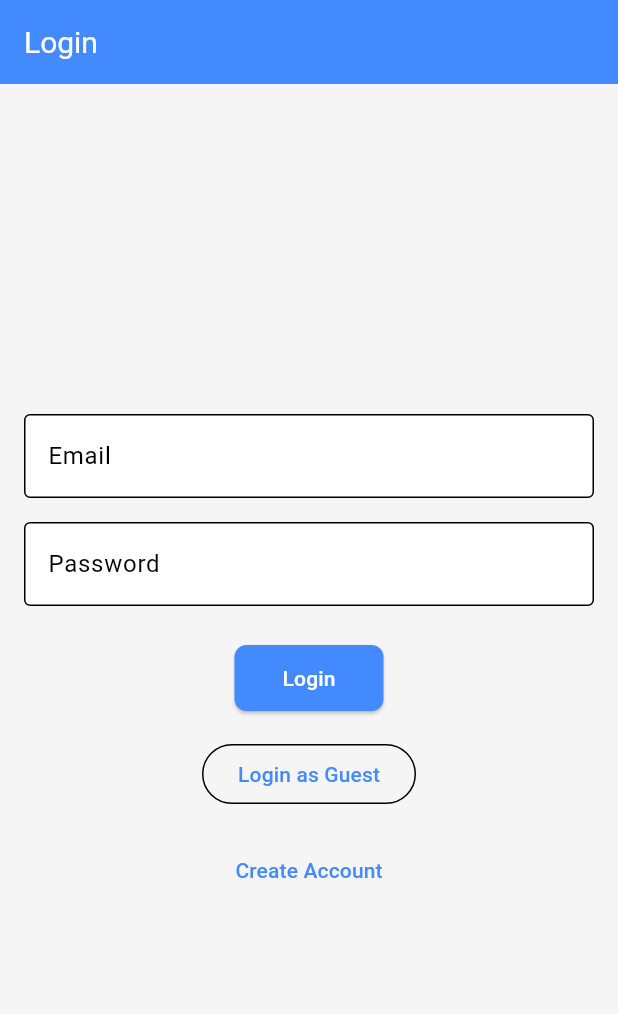
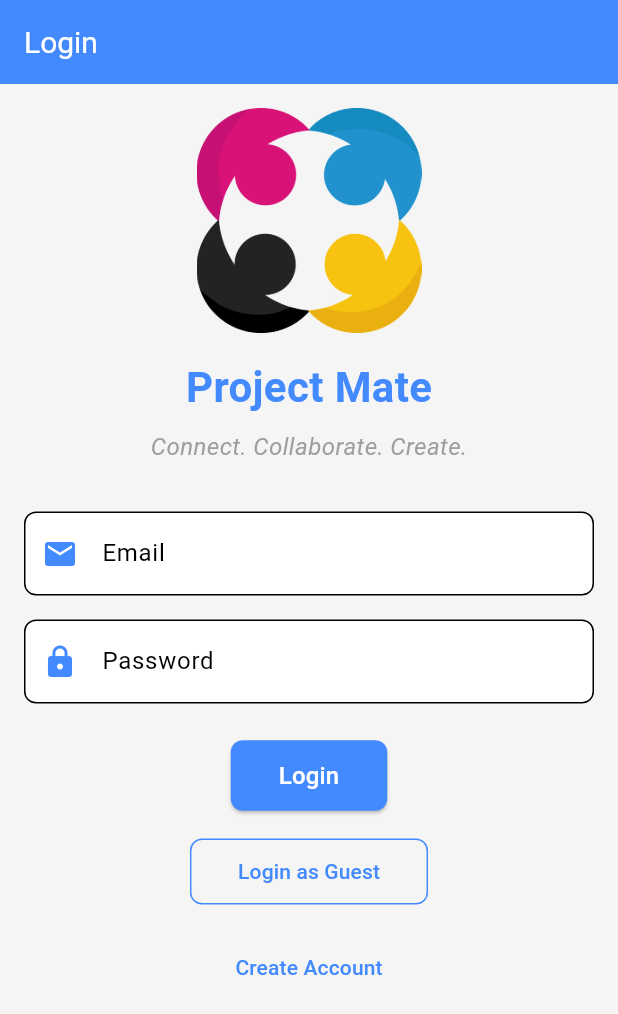
Before and after one commit to MbarekTech/StudentCollabHub-Flatter-App, a Flutter app: the screen it shows after launch, on a phone screen of 412 x 824 dp. Shown: the top 1014 px of the screen. Run offline on Flutter 3.47's test engine with Material 3 defaults, Android fonts, the light colour scheme and no system bars; our stand-ins replace cloud_firestore, firebase_auth, firebase_core; accounts and stored records are empty.

Commit message:
Add logo and navbar

```diff
--- a/lib/screens/login_screen.dart
+++ b/lib/screens/login_screen.dart
@@ -79,30 +79,66 @@ class _LoginScreenState extends State<LoginScreen> {
         color: Colors.grey[100],
         child: Padding(
           padding: const EdgeInsets.all(16.0),
+          child: SingleChildScrollView(
             child: Column(
               mainAxisAlignment: MainAxisAlignment.center,
               children: [
+                // Add the logo here
+                Image.asset(
+                  'assets/logo.png', // Path to your logo image
+                  height: 150, // Adjust the height as needed
+                  width: 150, // Adjust the width as needed
+                ),
+                const SizedBox(height: 16), // Add some space between the logo and the slogan
+                // Add the slogan
+                const Text(
+                  'Project Mate',
+                  style: TextStyle(
+                    fontSize: 28,
+                    fontWeight: FontWeight.bold,
+                    color: Colors.blueAccent,
+                  ),
+                ),
+                const SizedBox(height: 8), // Space between the app name and slogan
+                const Text(
+                  'Connect. Collaborate. Create.',
+                  style: TextStyle(
+                    fontSize: 16,
+                    color: Colors.grey,
+                    fontStyle: FontStyle.italic,
+                  ),
+                ),
+                const SizedBox(height: 32), // Add more space before the form
+                // Email field
                 TextFormField(
                   controller: _emailController,
-                decoration: const InputDecoration(
+                  decoration: InputDecoration(
                     labelText: 'Email',
-                  border: OutlineInputBorder(),
+                    border: OutlineInputBorder(
+                      borderRadius: BorderRadius.circular(8),
+                    ),
                     filled: true,
                     fillColor: Colors.white,
+                    prefixIcon: const Icon(Icons.email, color: Colors.blueAccent),
                   ),
                 ),
-              const SizedBox(height: 16),
+                const SizedBox(height: 16), // Space between fields
+                // Password field
                 TextFormField(
                   controller: _passwordController,
                   obscureText: true,
-                decoration: const InputDecoration(
+                  decoration: InputDecoration(
                     labelText: 'Password',
-                  border: OutlineInputBorder(),
+                    border: OutlineInputBorder(
+                      borderRadius: BorderRadius.circular(8),
+                    ),
                     filled: true,
                     fillColor: Colors.white,
+                    prefixIcon: const Icon(Icons.lock, color: Colors.blueAccent),
                   ),
                 ),
-              const SizedBox(height: 24),
+                const SizedBox(height: 24), // Space before the login button
+                // Login button
                 _isLoading
                     ? const CircularProgressIndicator() // Show loading indicator
                     : ElevatedButton(
@@ -110,20 +146,42 @@ class _LoginScreenState extends State<LoginScreen> {
                   style: ElevatedButton.styleFrom(
                     backgroundColor: Colors.blueAccent,
                     padding: const EdgeInsets.symmetric(horizontal: 32, vertical: 12),
+                    shape: RoundedRectangleBorder(
+                      borderRadius: BorderRadius.circular(8),
                     ),
-                child: const Text('Login', style: TextStyle(color: Colors.white)),
                   ),
-              const SizedBox(height: 16),
+                  child: const Text(
+                    'Login',
+                    style: TextStyle(color: Colors.white, fontSize: 16),
+                  ),
+                ),
+                const SizedBox(height: 16), // Space between buttons
+                // Guest login button
                 OutlinedButton(
                   onPressed: _isLoading ? null : () => _signInAsGuest(context), // Disable button when loading
-                child: const Text('Login as Guest'),
+                  style: OutlinedButton.styleFrom(
+                    padding: const EdgeInsets.symmetric(horizontal: 32, vertical: 12),
+                    shape: RoundedRectangleBorder(
+                      borderRadius: BorderRadius.circular(8),
                     ),
-              const SizedBox(height: 16),
+                    side: const BorderSide(color: Colors.blueAccent),
+                  ),
+                  child: const Text(
+                    'Login as Guest',
+                    style: TextStyle(color: Colors.blueAccent),
+                  ),
+                ),
+                const SizedBox(height: 16), // Space between buttons
+                // Create account button
                 TextButton(
                   onPressed: _isLoading ? null : () => _navigateToCreateAccount(context), // Disable button when loading
-                child: const Text('Create Account'),
+                  child: const Text(
+                    'Create Account',
+                    style: TextStyle(color: Colors.blueAccent),
+                  ),
                 ),
               ],
+            ),
           ),
         ),
       ),
--- a/pubspec.yaml
+++ b/pubspec.yaml
@@ -64,8 +64,8 @@ flutter:
   uses-material-design: true
 
   # To add assets to your application, add an assets section, like this:
-  # assets:
-  #   - images/a_dot_burr.jpeg
+  assets:
+    - assets/logo.png
   #   - images/a_dot_ham.jpeg
 
   # An image asset can refer to one or more resolution-specific "variants", see
```
Also changed, not shown: assets/logo.png (added), lib/screens/bottom_nav_bar.dart (added). Lines whose indentation alone changed are shown as unchanged.
